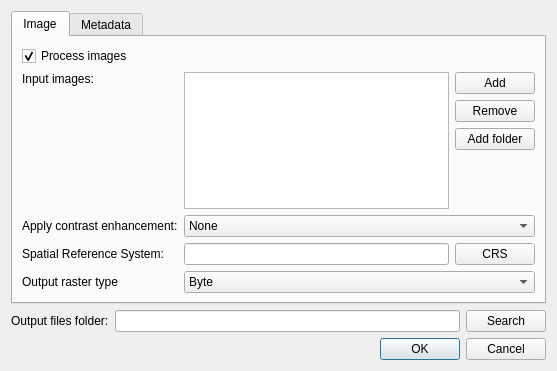
The window that ImageTools/ui_processingTools.ui (dsgoficial/DsgTools) describes before a commit, drawn with Qt 5.
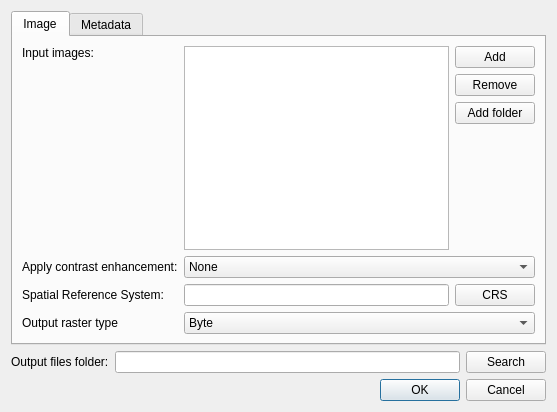
The same window after the commit.

Commit message: Batch image processing now with QRunnable.

Diff of the .ui file:
```diff
--- a/ImageTools/ui_processingTools.ui
+++ b/ImageTools/ui_processingTools.ui
@@ -7,7 +7,7 @@
     <x>0</x>
     <y>0</y>
     <width>557</width>
-    <height>371</height>
+    <height>412</height>
    </rect>
   </property>
   <property name="windowTitle">
@@ -16,6 +16,9 @@
   <layout class="QVBoxLayout" name="verticalLayout_2">
    <item>
     <widget class="QTabWidget" name="tabWidget">
+     <property name="enabled">
+      <bool>true</bool>
+     </property>
      <property name="currentIndex">
       <number>0</number>
      </property>
@@ -24,17 +27,10 @@
        <string>Image</string>
       </attribute>
       <layout class="QFormLayout" name="formLayout">
-       <item row="0" column="0" colspan="2">
-        <widget class="QCheckBox" name="checkBox">
-         <property name="text">
-          <string>Process images</string>
-         </property>
-         <property name="checked">
-          <bool>true</bool>
-         </property>
-        </widget>
-       </item>
-       <item row="2" column="0">
+       <property name="fieldGrowthPolicy">
+        <enum>QFormLayout::AllNonFixedFieldsGrow</enum>
+       </property>
+       <item row="1" column="0">
         <widget class="QLabel" name="label">
          <property name="text">
           <string>Input images:</string>
@@ -44,7 +40,7 @@
          </property>
         </widget>
        </item>
-       <item row="2" column="1">
+       <item row="1" column="1">
         <layout class="QHBoxLayout" name="horizontalLayout_2">
          <item>
           <widget class="QListWidget" name="fileListWidget"/>
@@ -89,14 +85,35 @@
          </item>
         </layout>
        </item>
-       <item row="8" column="0">
+       <item row="4" column="0">
+        <widget class="QLabel" name="label_3">
+         <property name="text">
+          <string>Apply contrast enhancement:</string>
+         </property>
+        </widget>
+       </item>
+       <item row="4" column="1">
+        <widget class="QComboBox" name="stretchComboBox">
+         <item>
+          <property name="text">
+           <string>None</string>
+          </property>
+         </item>
+         <item>
+          <property name="text">
+           <string>Linear 2%</string>
+          </property>
+         </item>
+        </widget>
+       </item>
+       <item row="7" column="0">
         <widget class="QLabel" name="label_4">
          <property name="text">
           <string>Spatial Reference System:</string>
          </property>
         </widget>
        </item>
-       <item row="8" column="1">
+       <item row="7" column="1">
         <layout class="QHBoxLayout" name="horizontalLayout">
          <item>
           <widget class="QLineEdit" name="srLineEdit"/>
@@ -110,14 +127,14 @@
          </item>
         </layout>
        </item>
-       <item row="11" column="0">
+       <item row="10" column="0">
         <widget class="QLabel" name="label_5">
          <property name="text">
           <string>Output raster type</string>
          </property>
         </widget>
        </item>
-       <item row="11" column="1">
+       <item row="10" column="1">
         <widget class="QComboBox" name="numberComboBox">
          <item>
           <property name="text">
@@ -156,27 +173,6 @@
          </item>
         </widget>
        </item>
-       <item row="5" column="0">
-        <widget class="QLabel" name="label_3">
-         <property name="text">
-          <string>Apply contrast enhancement:</string>
-         </property>
-        </widget>
-       </item>
-       <item row="5" column="1">
-        <widget class="QComboBox" name="stretchComboBox">
-         <item>
-          <property name="text">
-           <string>None</string>
-          </property>
-         </item>
-         <item>
-          <property name="text">
-           <string>Linear 2%</string>
-          </property>
-         </item>
-        </widget>
-       </item>
       </layout>
      </widget>
      <widget class="QWidget" name="tab_2">
```
The commit also changes 7 other files.
